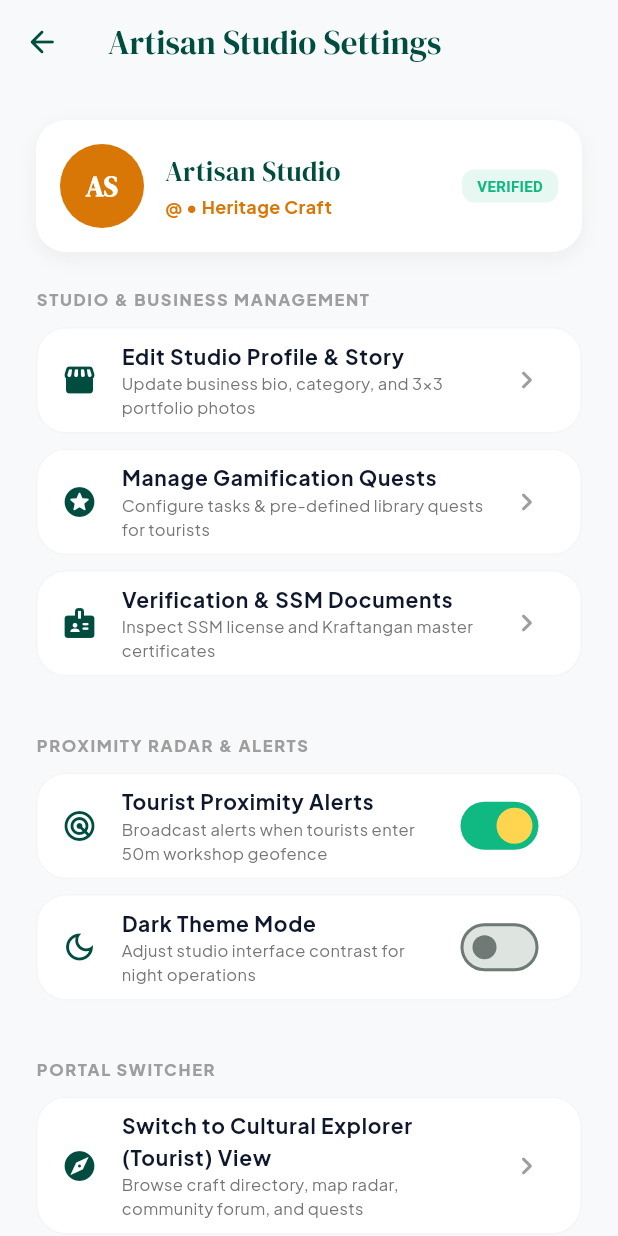
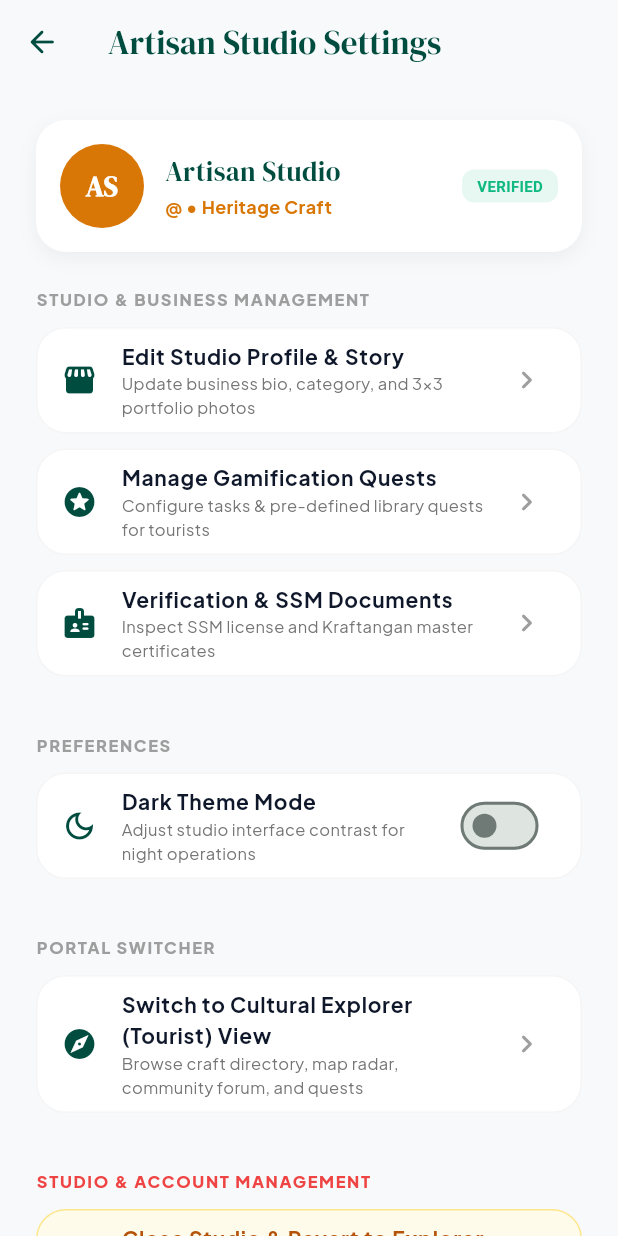
Before and after one commit to ivanraju/WarisanKita, a Flutter app: the ArtisanSettingsScreen screen opened directly, on a phone screen of 412 x 824 dp. Run offline on Flutter 3.47's test engine with Material 3 defaults, Android fonts, the phone set to English and light mode, and no system bars; our stand-ins replace file_picker, flutter_compass, flutter_image_compress, geolocator, google_fonts, google_maps_flutter and 3 more; missing offline and left inert: mobile_scanner; accounts and stored records are empty.

Commit message:
feat(settings): remove tourist proximity alerts and push notification options

```diff
--- a/lib/ui/artisan/artisan_settings_screen.dart
+++ b/lib/ui/artisan/artisan_settings_screen.dart
@@ -15,8 +15,6 @@ class ArtisanSettingsScreen extends StatefulWidget {
 }
 
 class _ArtisanSettingsScreenState extends State<ArtisanSettingsScreen> {
-  bool _proximityAlerts = true;
-
   void _handleLogout() {
     final nav = Navigator.of(context, rootNavigator: true);
     final authVM = context.read<AuthViewModel>();
@@ -462,17 +460,9 @@ class _ArtisanSettingsScreenState extends State<ArtisanSettingsScreen> {
 
           const SizedBox(height: 28),
 
-          // Section 2: Studio Proximity & Radar Controls
-          _buildSectionHeader('PROXIMITY RADAR & ALERTS'),
+          // Section 2: Preferences
+          _buildSectionHeader('PREFERENCES'),
           const SizedBox(height: 10),
-          _buildSwitchTile(
-            context,
-            icon: Icons.radar_rounded,
-            title: 'Tourist Proximity Alerts',
-            subtitle: 'Broadcast alerts when tourists enter 50m workshop geofence',
-            value: _proximityAlerts,
-            onChanged: (val) => setState(() => _proximityAlerts = val),
-          ),
           _buildSwitchTile(
             context,
             icon: Icons.dark_mode_outlined,
--- a/lib/ui/dashboard/settings_view.dart
+++ b/lib/ui/dashboard/settings_view.dart
@@ -18,11 +18,6 @@ class SettingsScreen extends StatelessWidget {
           _buildSettingsTile(
             icon: Icons.person_outline,
             title: 'Profile Information',
-            onTap: () {},
-          ),
-          _buildSettingsTile(
-            icon: Icons.notifications_none,
-            title: 'Notifications',
             onTap: () {},
           ),
           _buildSettingsTile(
```
Also changed, not shown: lib/ui/core/settings_screen.dart (+0 -10 lines).
